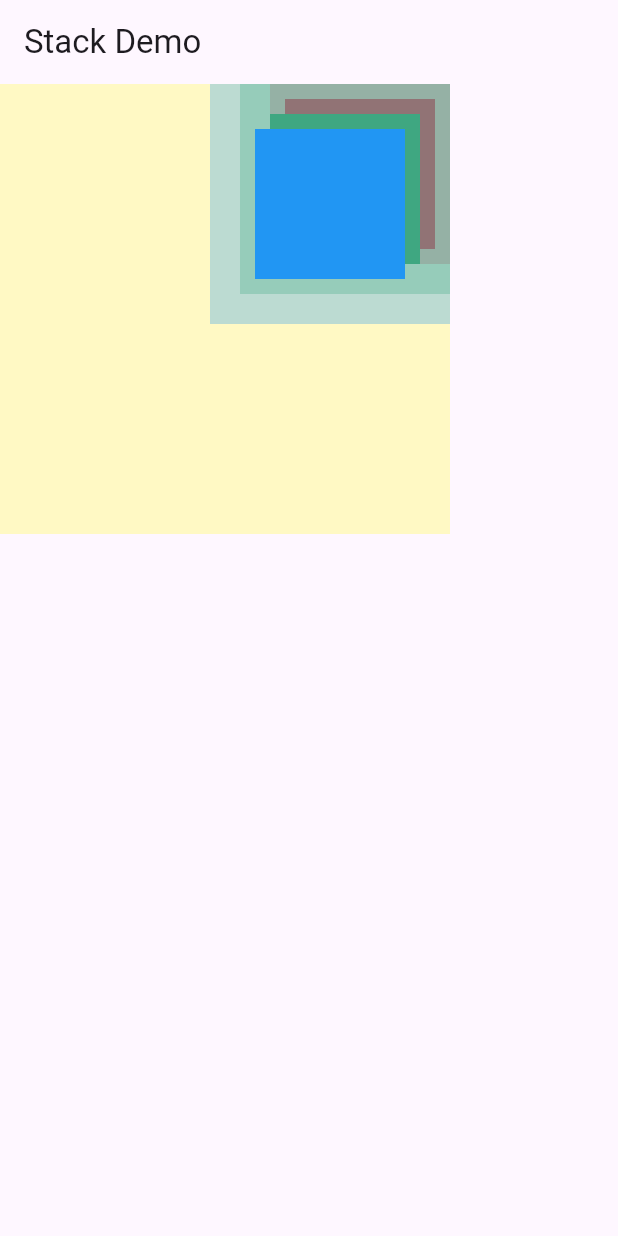
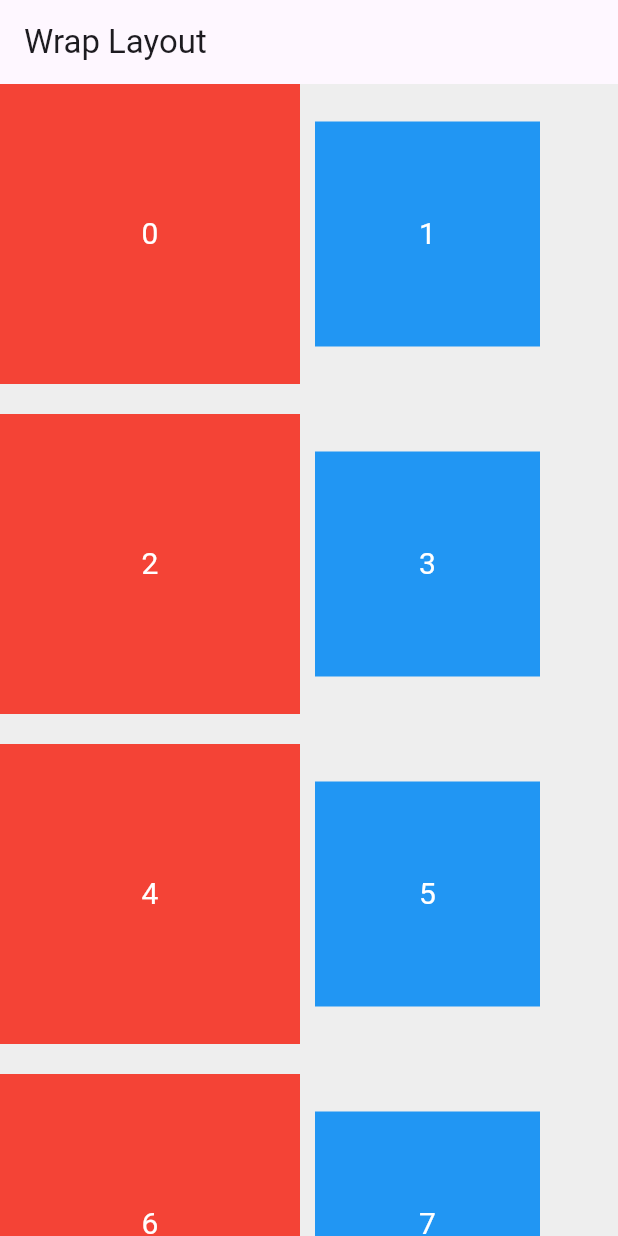
Before and after one commit to KevinMaulanaAtmaja/learn-flutter, a Flutter app: the screen it shows after launch, on a phone screen of 412 x 824 dp. Run offline on Flutter 3.47's test engine with Material 3 defaults, Android fonts, the phone set to English and light mode, and no system bars; our stand-ins replace google_fonts.

Commit message:
Wrap
Wrap, List, generate, textDirection, direction, alignment, spacing

```diff
--- /dev/null
+++ b/lib/10_wrap.dart
@@ -0,0 +1,41 @@
+import 'package:flutter/material.dart';
+
+class Wraps extends StatelessWidget {
+  const Wraps({super.key});
+
+  @override
+  Widget build(BuildContext context) {
+    return Scaffold(
+      appBar: AppBar(title: Text("Wrap Layout")),
+      body: Container(
+        width: double.infinity,
+        height: double.infinity,
+        color: Colors.grey.shade200,
+        child: Wrap(
+          // textDirection: TextDirection.rtl,
+          // direction: Axis.vertical,
+          // alignment: WrapAlignment.end,
+          crossAxisAlignment: WrapCrossAlignment.center,
+          runAlignment: WrapAlignment.end,
+          spacing: 10,
+          runSpacing: 20,
+          // verticalDirection: VerticalDirection.up,
+          children: List.generate(
+            8,
+            (index) => Container(
+              width: index % 2 == 0 ? 200 : 150,
+              height: index % 2 == 0 ? 200 : 150,
+              color: index % 2 == 0 ? Colors.red : Colors.blue,
+              child: Center(
+                child: Text(
+                  index.toString(),
+                  style: TextStyle(fontSize: 20, color: Colors.white),
+                ),
+              ),
+            ),
+          ),
+        ),
+      ),
+    );
+  }
+}
--- a/lib/main.dart
+++ b/lib/main.dart
@@ -7,6 +7,7 @@
 // import 'package:bljar_flutter/07_font_type.dart';
 // import 'package:bljar_flutter/08_stateles_stateful.dart';
 import 'package:bljar_flutter/09_stack.dart';
+import 'package:bljar_flutter/10_wrap.dart';
 import 'package:flutter/material.dart';
 
 void main() {
@@ -27,7 +28,8 @@ class MyApp extends StatelessWidget {
       // home: Texts(),
       // home: FontTypes(),
       // home: SFul(),
-      home: Stacks(),
+      // home: Stacks(),
+      home: Wraps(),
     );
   }
 }
```
